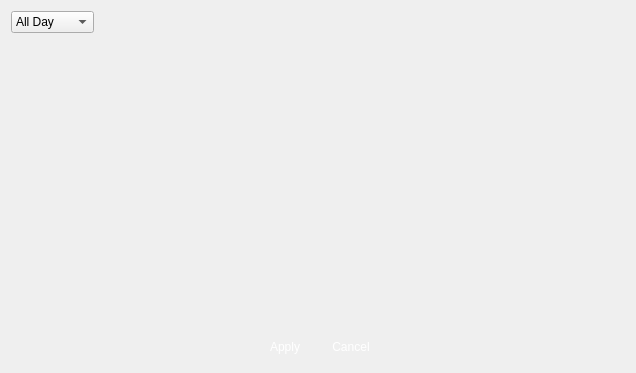
Qt form client/src/config/vidstor/camsetting/vsccamrec.ui (linkingvision/rapidvms) before a commit.
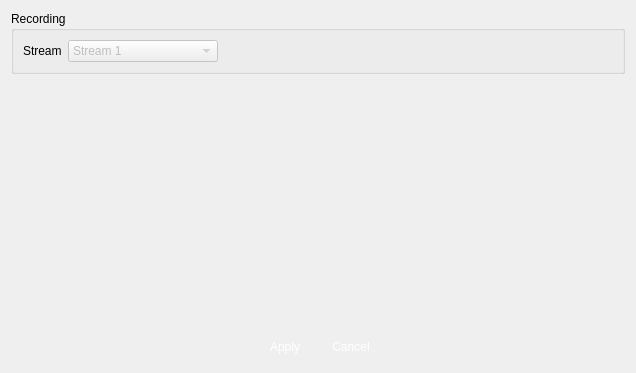
The same form after that commit. Icons and pictures are not drawn.

```diff
--- a/client/src/config/vidstor/camsetting/vsccamrec.ui
+++ b/client/src/config/vidstor/camsetting/vsccamrec.ui
@@ -17,19 +17,39 @@
    <iconset>
     <normaloff>:/logo/resources/vscsmall.jpg</normaloff>:/logo/resources/vscsmall.jpg</iconset>
   </property>
+  <layout class="QVBoxLayout" name="verticalLayout_2">
+   <item>
+    <widget class="QGroupBox" name="groupBox">
+     <property name="title">
+      <string>Recording</string>
+     </property>
   <layout class="QVBoxLayout" name="verticalLayout">
    <item>
     <layout class="QHBoxLayout" name="horizontalLayout_2">
      <item>
-      <widget class="QComboBox" name="recType">
-       <item>
+         <widget class="QLabel" name="labelName">
         <property name="text">
-         <string>All Day</string>
-        </property>
+           <string>Stream</string>
+          </property>
+          <property name="alignment">
+           <set>Qt::AlignLeading|Qt::AlignLeft|Qt::AlignVCenter</set>
+          </property>
+         </widget>
        </item>
        <item>
+         <widget class="QComboBox" name="stream">
+          <property name="enabled">
+           <bool>false</bool>
+          </property>
+          <property name="minimumSize">
+           <size>
+            <width>150</width>
+            <height>0</height>
+           </size>
+          </property>
+          <item>
         <property name="text">
-         <string>Work Day</string>
+            <string>Stream 1</string>
         </property>
        </item>
        <item>
@@ -53,6 +73,9 @@
       </spacer>
      </item>
     </layout>
+      </item>
+     </layout>
+    </widget>
    </item>
    <item>
     <spacer name="verticalSpacer">
```
Left out of the diff: 4 changed lines with no effect on the pictures. Lines whose indentation alone changed are shown as unchanged.
